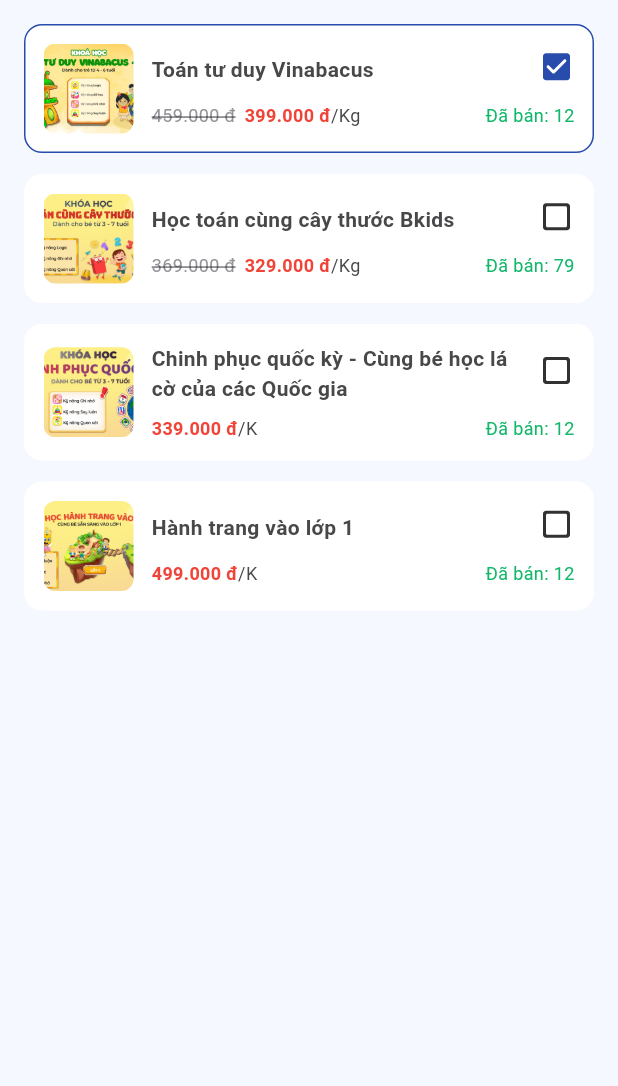
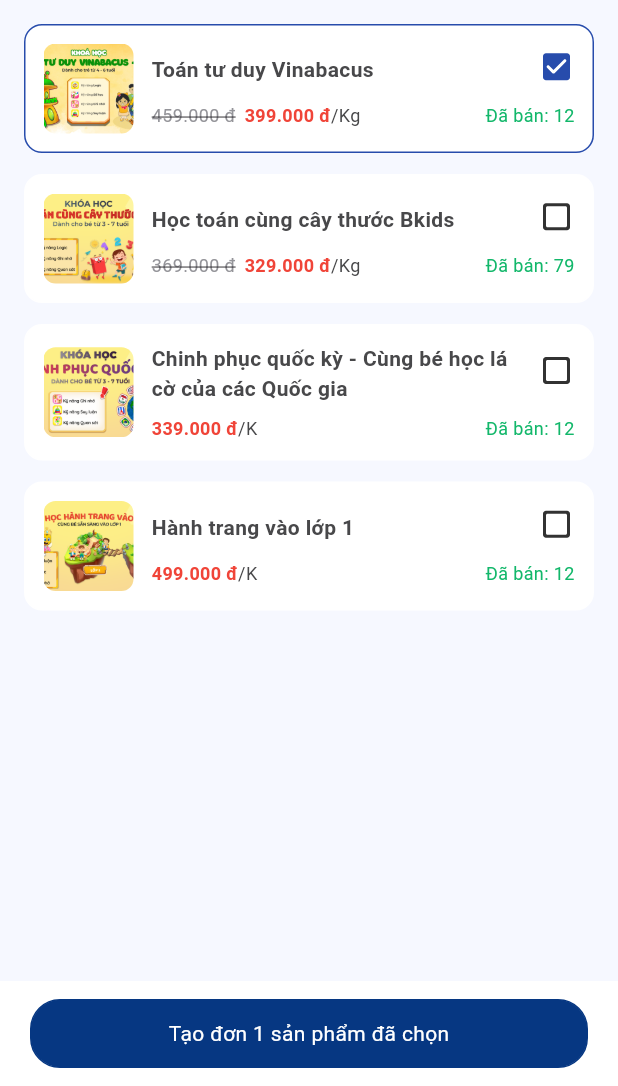
Before and after one commit to huy2992002/demo_flutter, a Flutter app: the RsProductCartPage screen opened directly, after a tap on "Toán tư duy Vinabacus", on a phone screen of 412 x 824 dp, the part 150-1236 px from its top. Run offline on Flutter 3.47's test engine with Material 2 defaults, Android fonts, the phone set to English and light mode, and no system bars; our stand-ins replace flutter_svg; accounts and stored records are empty.

Commit message:
update rsp cart page

```diff
--- a/lib/components/button/hi_boss_elevated_button.dart
+++ b/lib/components/button/hi_boss_elevated_button.dart
@@ -11,6 +11,7 @@
     this.icon,
     this.color = AppColor.h12B76A,
     this.borderColor = AppColor.h12B76A,
+    this.radius = 8.0,
     this.textColor = Colors.white,
   });
 
@@ -21,6 +22,7 @@
     this.icon,
     this.color = Colors.white,
     this.borderColor = AppColor.h12B76A,
+    this.radius = 8.0,
     this.textColor = AppColor.h12B76A,
   });
 
@@ -29,6 +31,7 @@
   final String? icon;
   final Color color;
   final Color borderColor;
+  final double radius;
   final Color textColor;
 
   @override
@@ -42,7 +45,7 @@
         decoration: BoxDecoration(
           color: color,
           border: Border.all(color: borderColor),
-          borderRadius: BorderRadius.circular(8),
+          borderRadius: BorderRadius.circular(radius),
         ),
         child: Row(
           mainAxisAlignment: MainAxisAlignment.center,
--- a/lib/pages/remote_sales/product/rs_product_cart_page.dart
+++ b/lib/pages/remote_sales/product/rs_product_cart_page.dart
@@ -1,4 +1,5 @@
 import 'package:demo_flutter/components/button/hi_boss_app_bar.dart';
+import 'package:demo_flutter/components/button/hi_boss_elevated_button.dart';
 import 'package:demo_flutter/models/rs_product_model.dart';
 import 'package:demo_flutter/resources/app_color.dart';
 import 'package:flutter/material.dart';
@@ -13,6 +14,7 @@
 }
 
 class _RsProductCartPageState extends State<RsProductCartPage> {
+  List<RsProductModel> listSelectCart = [];
   @override
   Widget build(BuildContext context) {
     return Scaffold(
@@ -22,15 +24,25 @@
         leftIcon: 'assets/icons/ic_back.svg',
         title: 'Giỏ hàng',
       ),
-      body: ListView.separated(
+      body: Stack(
+        children: [
+          ListView.separated(
             padding: const EdgeInsets.symmetric(horizontal: 16.0)
-            .copyWith(top: 16.0, bottom: 76.0),
+                .copyWith(top: 16.0, bottom: 120.0),
             itemCount: cartRsProducts.length,
             itemBuilder: (context, index) {
               final product = cartRsProducts.reversed.toList()[index];
               return RsProductCart(
                 onPressed: () {
                   product.isSelectCart = !(product.isSelectCart ?? false);
+                  for (RsProductModel p in listSelectCart) {
+                    if (product.id == p.id) {
+                      listSelectCart.remove(product);
+                      setState(() {});
+                      return;
+                    }
+                  }
+                  listSelectCart.add(product);
                   setState(() {});
                 },
                 product: product,
@@ -38,6 +50,28 @@
             },
             separatorBuilder: (context, index) => const SizedBox(height: 14.0),
           ),
+          Positioned(
+            left: 0.0,
+            right: 0.0,
+            bottom: 0.0,
+            child: Container(
+              padding: const EdgeInsets.symmetric(
+                horizontal: 20.0,
+                vertical: 12.0,
+              ),
+              color: Colors.white,
+              child: HiBossElevatedButton(
+                text: listSelectCart.isEmpty
+                    ? 'Chưa có sản phẩm nào được chọn'
+                    : 'Tạo đơn ${listSelectCart.length} sản phẩm đã chọn',
+                color: AppColor.h063782,
+                borderColor: AppColor.h063782,
+                radius: 20.0,
+              ),
+            ),
+          ),
+        ],
+      ),
     );
   }
 }
--- a/lib/resources/app_style.dart
+++ b/lib/resources/app_style.dart
@@ -45,6 +45,13 @@
     fontSize: 15.0,
     fontWeight: FontWeight.w600,
   );
+
+  static const h16w600 = TextStyle(
+    color: Colors.white,
+    fontSize: 15.0,
+    fontWeight: FontWeight.w600,
+  );
+
   static const h20w600 = TextStyle(
     color: AppColor.h063782,
     fontSize: 20.0,
```
Lines whose indentation alone changed are shown as unchanged.
